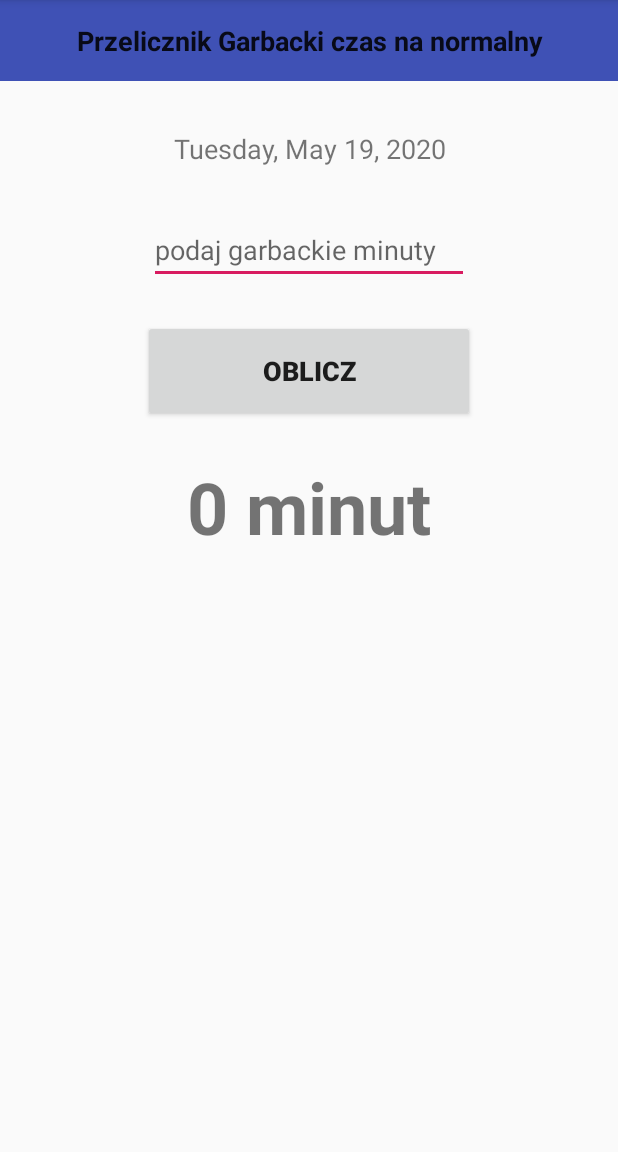
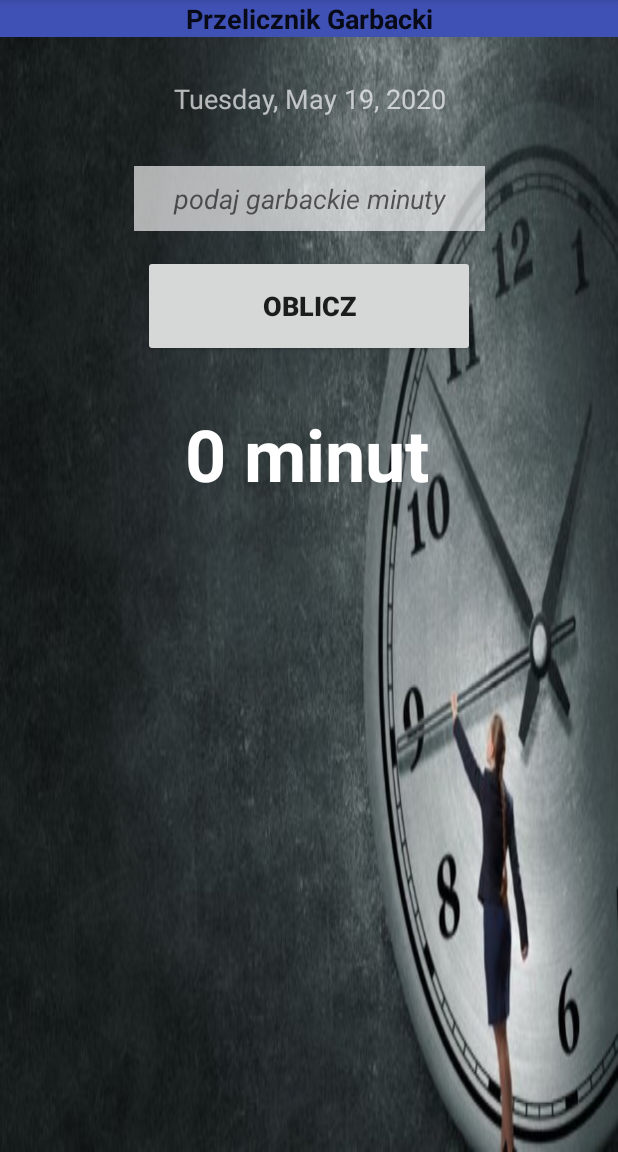
Before and after one commit to JakubMichalski4321/TimeCalculator, an Android app: the screen it shows after launch (MainActivity), after a tap on "OBLICZ", on a phone screen of 412 x 824 dp, the part 84-1236 px from its top. Run offline under Robolectric (Android 15) with nearby library versions, the phone set to English and light mode, and no system bars; 1 statement that could not run was skipped.

Commit message:
finished time calculator

```diff
--- a/app/src/main/java/com/example/club27/MainActivity.java
+++ b/app/src/main/java/com/example/club27/MainActivity.java
@@ -1,5 +1,6 @@
 package com.example.club27;
 
+import android.media.MediaPlayer;
 import android.os.Bundle;
 import android.view.View;
 import android.widget.Button;
@@ -22,10 +23,18 @@ public class MainActivity extends AppCompatActivity {
         final String currentDate = DateFormat.getDateInstance(DateFormat.FULL).format(calendar.getTime());
         TextView textViewDate = findViewById(R.id.currentTimeView);
         textViewDate.setText(currentDate);
+        final MediaPlayer clockSound = MediaPlayer.create(this, R.raw.ticking_sound);
 
         obliczButton.setOnClickListener(new View.OnClickListener() {
             @Override
             public void onClick(View v) {
+
+                clockSound.start();
+                try {
+                    Thread.sleep(3000);
+                } catch (InterruptedException e) {
+                    e.printStackTrace();
+                }
                 EditText minutesSetEditText = (EditText) findViewById(R.id.minutesSetEditText);
 
                 int dayOfWeek = calendar.get(Calendar.DAY_OF_WEEK);
--- a/app/src/main/res/layout/activity_main.xml
+++ b/app/src/main/res/layout/activity_main.xml
@@ -5,47 +5,57 @@
         xmlns:app="http://schemas.android.com/apk/res-auto"
         android:layout_width="match_parent"
         android:layout_height="match_parent"
-        tools:context=".MainActivity">
-    <TextView
-            android:layout_width="229dp"
-            android:layout_height="63dp"
-            android:id="@+id/resultText" android:textSize="48sp"
-            app:layout_constraintTop_toBottomOf="@+id/obliczButton"
-            android:textStyle="bold" android:gravity="center" app:layout_constraintStart_toStartOf="parent"
-            app:layout_constraintEnd_toEndOf="parent" android:layout_marginTop="24dp"
-    />
+        tools:context=".MainActivity"
+        android:background="@drawable/bg">
     <Button
             android:text="Oblicz"
             android:layout_width="221dp"
             android:layout_height="68dp"
             android:id="@+id/obliczButton"
-            app:layout_constraintTop_toBottomOf="@+id/minutesSetEditText" android:layout_marginTop="24dp"
-            android:textSize="18sp" android:textStyle="bold" app:layout_constraintStart_toStartOf="parent"
-            app:layout_constraintEnd_toEndOf="parent"/>
+            android:textSize="18sp" android:textStyle="bold"
+            android:gravity="center"
+            app:layout_constraintTop_toBottomOf="@+id/minutesSetEditText" android:layout_marginTop="16dp"
+            app:layout_constraintStart_toStartOf="parent" app:layout_constraintEnd_toEndOf="parent"/>
+    <TextView
+            android:layout_width="303dp"
+            android:layout_height="42dp"
+            android:id="@+id/currentTimeView"
+            android:textSize="18sp"
+            android:gravity="center"
+            app:layout_constraintTop_toBottomOf="@+id/editText5" android:layout_marginTop="20dp"
+            app:layout_constraintStart_toStartOf="parent" app:layout_constraintEnd_toEndOf="parent"
+            android:textColor="#ABFFFFFF"/>
+    <TextView
+            android:layout_width="271dp"
+            android:layout_height="63dp"
+            android:id="@+id/resultText" android:textSize="48sp"
+            android:textStyle="bold"
+            android:gravity="center"
+            app:layout_constraintEnd_toEndOf="parent"
+            app:layout_constraintStart_toStartOf="parent" app:layout_constraintTop_toBottomOf="@+id/obliczButton"
+            android:layout_marginTop="32dp" app:layout_constraintHorizontal_bias="0.494" android:textColor="#FFFFFF"/>
     <EditText
-            android:layout_width="wrap_content"
+            android:layout_width="0dp"
             android:layout_height="wrap_content"
+            android:inputType="textPersonName"
+            android:text="Przelicznik Garbacki"
+            android:ems="10"
+            android:id="@+id/editText5"
+            android:typeface="normal" android:textSize="18sp"
+            android:textStyle="bold" android:background="#3F51B5"
+            android:gravity="center" app:layout_constraintTop_toTopOf="parent"
+            app:layout_constraintEnd_toEndOf="parent" app:layout_constraintStart_toStartOf="parent"/>
+    <EditText
+            android:layout_width="234dp"
+            android:layout_height="43dp"
             android:inputType="number"
             android:ems="10"
             android:id="@+id/minutesSetEditText"
             android:hint="podaj garbackie minuty"
-            app:layout_constraintStart_toStartOf="parent"
-            app:layout_constraintEnd_toEndOf="parent" app:layout_constraintTop_toBottomOf="@+id/currentTimeView"
-            android:layout_marginTop="24dp"/>
-    <EditText
-            android:layout_width="412dp"
-            android:layout_height="54dp"
-            android:inputType="textPersonName"
-            android:text="Przelicznik Garbacki czas na normalny"
-            android:ems="10"
-            tools:layout_editor_absoluteY="-1dp" android:id="@+id/editText5" app:layout_constraintEnd_toEndOf="parent"
-            app:layout_constraintStart_toStartOf="parent" android:typeface="normal" android:textSize="18sp"
-            android:textStyle="bold" android:background="#3F51B5"
-            android:gravity="center" app:layout_constraintHorizontal_bias="1.0"/>
-    <TextView
-            android:layout_width="303dp"
-            android:layout_height="42dp"
-            android:id="@+id/currentTimeView" app:layout_constraintStart_toStartOf="parent"
-            app:layout_constraintEnd_toEndOf="parent" android:gravity="center" android:textSize="18sp"
-            app:layout_constraintTop_toBottomOf="@+id/editText5" android:layout_marginTop="24dp"/>
+            android:gravity="center"
+            app:layout_constraintTop_toBottomOf="@+id/currentTimeView" android:layout_marginTop="24dp"
+            app:layout_constraintStart_toStartOf="parent" app:layout_constraintEnd_toEndOf="parent"
+            android:textColor="#7C070707" android:background="#A6FFFFFF" android:textStyle="italic"/>
+
+
 </androidx.constraintlayout.widget.ConstraintLayout>
```
Also changed, not shown: app/src/main/res/drawable/bg.jpg (added), 1 other file.
